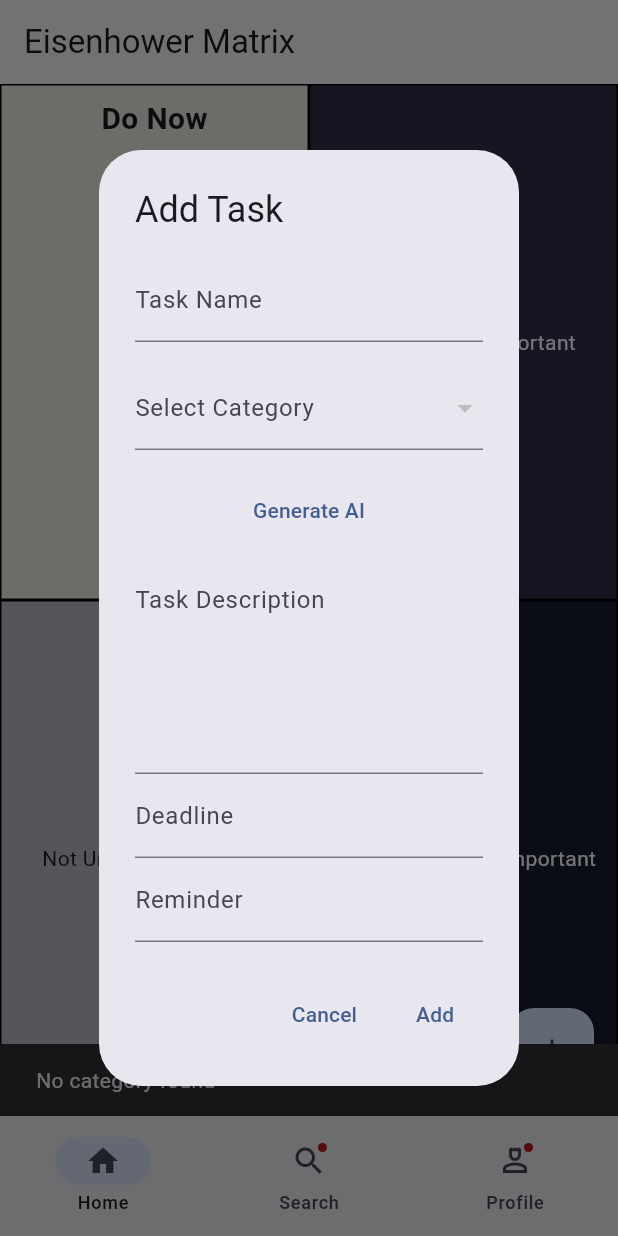
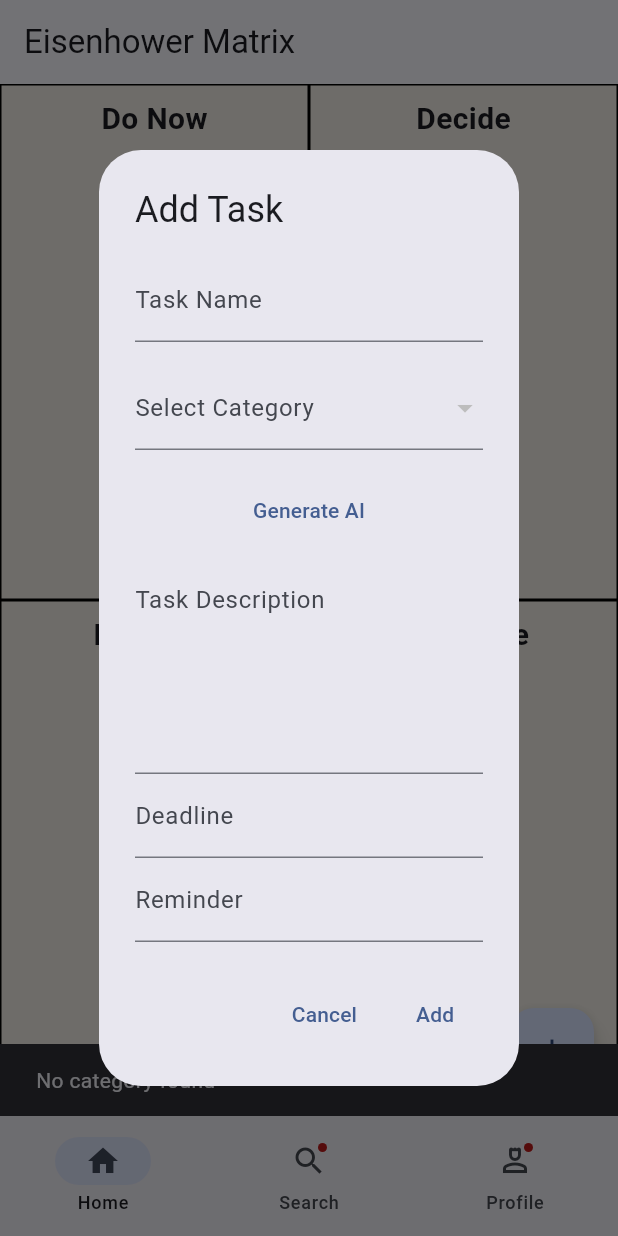
Before and after one commit to bintangyosua/EMMA, a Flutter app: the screen it shows once a user with an empty profile is signed in, after a tap on the "add" icon, on a phone screen of 412 x 824 dp. Run offline on Flutter 3.47's test engine with Material 3 defaults, Android fonts, the phone set to English and light mode, and no system bars; our stand-ins replace cloud_firestore, firebase_auth, firebase_core, flutter_dotenv, google_generative_ai; accounts and stored records are empty.

Commit message:
✨ refactor: streamline task list display in UI
Replace static container elements with dynamic task list
widgets for better accessibility and user experience.
Remove unnecessary decoration and improve layout
flexibility by using the buildTaskList function.

```diff
--- a/lib/eisenhower-matrix/eisenhower-matrix.page.dart
+++ b/lib/eisenhower-matrix/eisenhower-matrix.page.dart
@@ -24,11 +24,69 @@ class _EisenhowerMatrixPageState extends State<EisenhowerMatrixPage> {
   void _loadTasks() async {
     List<Task> urgentImportantTasks =
         await Task.findTasksByCategory('uw0sLWpsSWYFPfeTbijO');
+    List<Task> notUrgentImportantTasks =
+        await Task.findTasksByCategory('Pnkb6VLOhryAjrwCOyes');
+    List<Task> urgentNotImportantTasks =
+        await Task.findTasksByCategory('cl0BxRTOXKkS2DmO0DC8');
+    List<Task> notUrgentNotImportantTasks =
+        await Task.findTasksByCategory('qUPKuIqJioKvZO8qYD3L');
 
     setState(() {
       _urgentImportantTasks = urgentImportantTasks;
+      _notUrgentImportantTasks = notUrgentImportantTasks;
+      _urgentNotImportantTasks = urgentNotImportantTasks;
+      _notUrgentNotImportantTasks = notUrgentNotImportantTasks;
+    });
+  }
 
-    });
+  Widget buildTaskList(List<Task> tasks, String title) {
+    return Container(
+      decoration: BoxDecoration(
+        border: Border.all(),
+        color: const Color(0xffF0ECE5),
+      ),
+      child: Column(
+        children: [
+          Padding(
+            padding: const EdgeInsets.all(8.0),
+            child: Text(
+              title,
+              style: const TextStyle(
+                fontSize: 20,
+                fontWeight: FontWeight.bold,
+              ),
+            ),
+          ),
+          Expanded(
+            child: ListView.builder(
+              itemCount: tasks.length,
+              itemBuilder: (context, index) {
+                final task = tasks[index];
+                return ListTile(
+                  onTap: () {
+                    Navigator.push(
+                      context,
+                      MaterialPageRoute(
+                        builder: (context) => TaskDetailPage(
+                            task: tasks[index],
+                            onTaskChanged: () => _loadTasks()),
+                      ),
+                    );
+                  },
+                  title: Text(
+                    task.name.length > 30
+                        ? '${task.name.substring(0, 20)}...'
+                        : task.name,
+                    style: const TextStyle(fontSize: 16),
+                  ),
+                  dense: true,
+                );
+              },
+            ),
+          ),
+        ],
+      ),
+    );
   }
 
   @override
@@ -57,70 +115,9 @@ class _EisenhowerMatrixPageState extends State<EisenhowerMatrixPage> {
           Expanded(
             child: Column(
               children: [
+                Expanded(child: buildTaskList(_urgentImportantTasks, 'Do Now')),
                 Expanded(
-                  child: Stack(
-                    children: [
-                      Container(
-                        decoration: BoxDecoration(
-                          border: Border.all(),
-                          color: const Color(0xffF0ECE5),
-                        ),
-                        child: Column(
-                          children: [
-                            const Padding(
-                              padding: EdgeInsets.all(8.0),
-                              child: Text(
-                                'Do Now',
-                                style: TextStyle(
-                                  fontSize: 20,
-                                  fontWeight: FontWeight.bold,
-                                ),
-                              ),
-                            ),
-                            Expanded(
-                              child: ListView.builder(
-                                itemCount: _urgentImportantTasks.length,
-                                itemBuilder: (context, index) {
-                                  final task = _urgentImportantTasks[index];
-                                  return ListTile(
-                                    onTap: () {
-                                      Navigator.push(
-                                        context,
-                                        MaterialPageRoute(
-                                          builder: (context) => TaskDetailPage(
-                                              task:
-                                                  _urgentImportantTasks[index],
-                                              onTaskChanged: () =>
-                                                  _loadTasks()),
-                                        ),
-                                      );
-                                    },
-                                    title: Text(
-                                      task.name.length > 30
-                                          ? '${task.name.substring(0, 20)}...'
-                                          : task.name,
-                                      style: const TextStyle(fontSize: 16),
-                                    ),
-                                    dense: true,
-                                  );
-                                },
-                              ),
-                            ),
-                          ],
-                        ),
-                      ),
-                    ],
-                  ),
-                ),
-                Expanded(
-                  child: Container(
-                    decoration: BoxDecoration(
-                      border: Border.all(),
-                      color: const Color(0xffB6BBC4),
-                    ),
-                    child: const Center(child: Text('Not Urgent & Important')),
-                  ),
-                ),
+                    child: buildTaskList(_urgentNotImportantTasks, 'Delegate')),
               ],
             ),
           ),
@@ -128,37 +125,10 @@ class _EisenhowerMatrixPageState extends State<EisenhowerMatrixPage> {
             child: Column(
               children: [
                 Expanded(
-                  child: Container(
-                    decoration: BoxDecoration(
-                      border: Border.all(),
-                      color: const Color(0xff31304D),
-                    ),
-                    child: const Center(
-                      child: Text(
-                        'Urgent & Not Important',
-                        style: TextStyle(
-                          color: Colors.white,
-                        ),
-                      ),
-                    ),
-                  ),
-                ),
+                    child: buildTaskList(_notUrgentImportantTasks, 'Decide')),
                 Expanded(
-                  child: Container(
-                    decoration: BoxDecoration(
-                      border: Border.all(),
-                      color: const Color(0xff161A30),
-                    ),
-                    child: const Center(
-                      child: Text(
-                        'Not Urgent & Not Important',
-                        style: TextStyle(
-                          color: Colors.white,
-                        ),
-                      ),
-                    ),
-                  ),
-                ),
+                    child:
+                        buildTaskList(_notUrgentNotImportantTasks, 'Postpone')),
               ],
             ),
           ),
```
